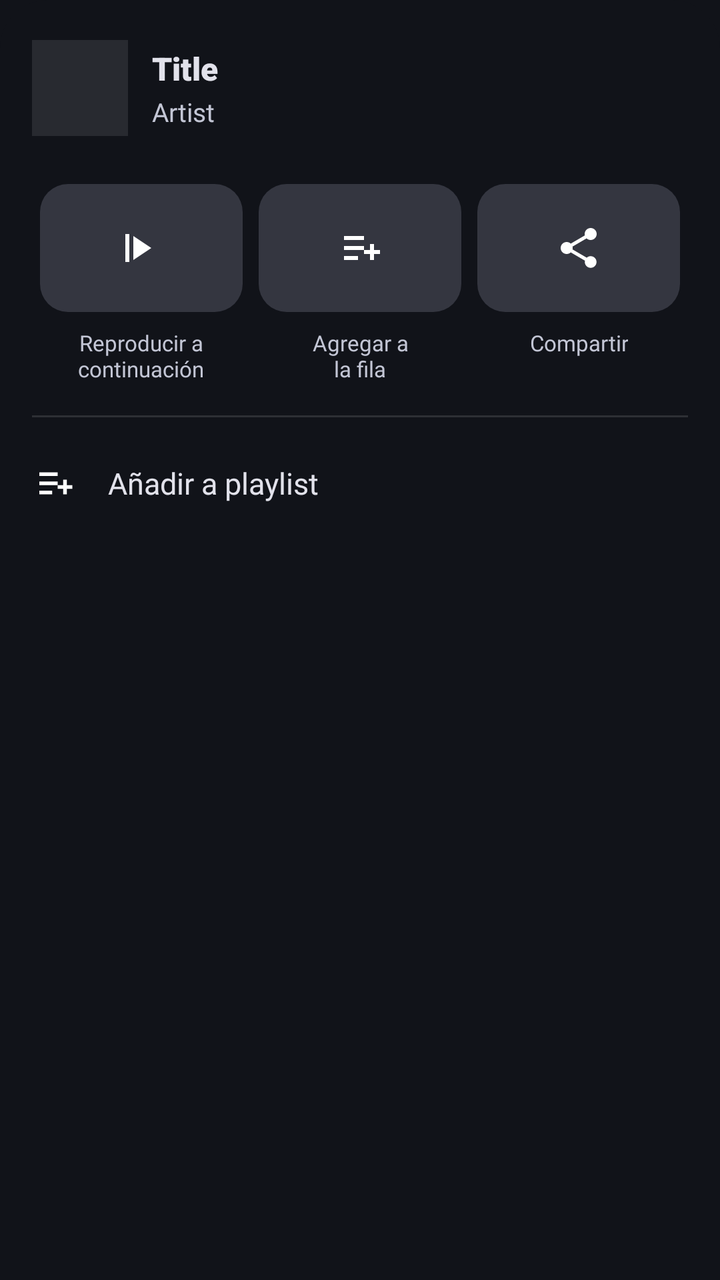
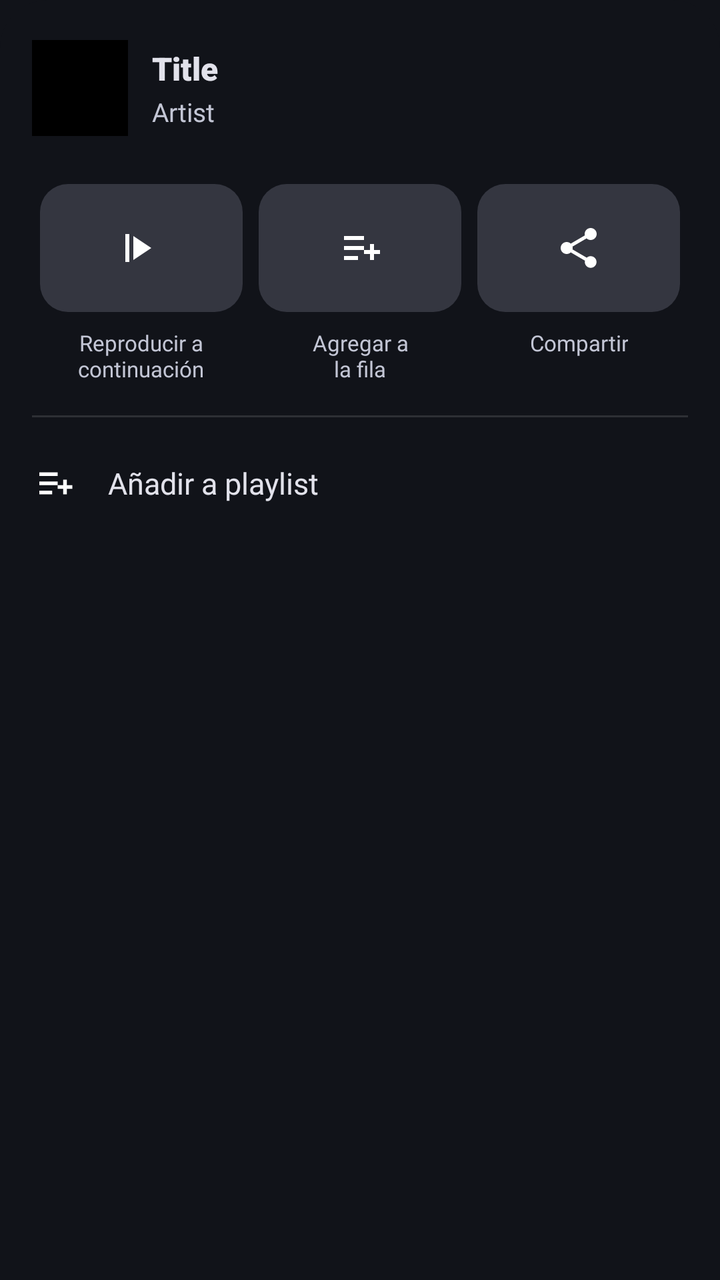

Screens rendered from an Android XML layout before and after an edit, with the pre-edit source and the edit as a unified diff.
<!-- AndroidManifest.xml: application theme Theme.Sleppify -->
<!-- res/layout/bottom_sheet_track_options.xml -->
<?xml version="1.0" encoding="utf-8"?>
<LinearLayout xmlns:android="http://schemas.android.com/apk/res/android"
    xmlns:app="http://schemas.android.com/apk/res-auto"
    android:layout_width="match_parent"
    android:layout_height="wrap_content"
    android:background="@drawable/bg_bottom_sheet"
    android:orientation="vertical"
    android:paddingStart="16dp"
    android:paddingTop="20dp"
    android:paddingEnd="16dp"
    android:paddingBottom="24dp">

    
    <LinearLayout
        android:id="@+id/llBsHeader"
        android:layout_width="match_parent"
        android:layout_height="wrap_content"
        android:orientation="horizontal"
        android:gravity="center_vertical"
        android:layout_marginBottom="24dp">
        <FrameLayout
            android:layout_width="48dp"
            android:layout_height="48dp">

            <ImageView
                android:id="@+id/ivBsTrackArt"
                android:layout_width="match_parent"
                android:layout_height="match_parent"
                android:scaleType="fitCenter"
                android:background="@color/surface_high"
                />

            
            <TextView
                android:id="@+id/tvBsRadioBadge"
                android:layout_width="wrap_content"
                android:layout_height="wrap_content"
                android:layout_gravity="top|end"
                android:layout_marginTop="3dp"
                android:layout_marginEnd="3dp"
                android:text="RADIO"
                android:textColor="#FFFFFF"
                android:textSize="6sp"
                android:textStyle="bold"
                android:fontFamily="@font/inter_variable"
                android:letterSpacing="0.2"
                android:includeFontPadding="false"
                android:visibility="gone" />
        </FrameLayout>
        <LinearLayout
            android:layout_width="0dp"
            android:layout_weight="1"
            android:layout_height="wrap_content"
            android:orientation="vertical"
            android:layout_marginStart="12dp">
            <TextView
                android:id="@+id/tvBsTrackTitle"
                android:layout_width="match_parent"
                android:layout_height="wrap_content"
                android:text="Title"
                android:textColor="@color/text_primary"
                android:textSize="16sp"
                android:fontFamily="sans-serif-black"
                android:maxLines="2"
                android:ellipsize="end"
                android:textStyle="bold"/>
            <TextView
                android:id="@+id/tvBsTrackSubtitle"
                android:layout_width="match_parent"
                android:layout_height="wrap_content"
                android:text="Artist"
                android:textColor="@color/text_secondary"
                android:textSize="13sp"
                android:fontFamily="@font/inter_variable"
                android:maxLines="1"
                android:ellipsize="end"
                android:layout_marginTop="2dp"/>
        </LinearLayout>

        <ImageView
            android:id="@+id/ivBsOfflineState"
            android:layout_width="20dp"
            android:layout_height="20dp"
            android:layout_marginStart="10dp"
            android:background="@drawable/bg_offline_state_filled_primary"
            android:padding="4dp"
            android:src="@drawable/ic_check_small"
            android:visibility="gone"
            app:tint="@color/surface_dark"/>
    </LinearLayout>

    
    <LinearLayout
        android:id="@+id/llBsTopActions"
        android:layout_width="match_parent"
        android:layout_height="wrap_content"
        android:orientation="horizontal"
        android:baselineAligned="false"
        android:weightSum="3"
        android:layout_marginBottom="16dp">

        
        <LinearLayout
            android:id="@+id/btnBsPlayNext"
            android:layout_width="0dp"
            android:layout_height="wrap_content"
            android:layout_weight="1"
            android:orientation="vertical"
            android:gravity="center"
            android:background="?attr/selectableItemBackgroundBorderless"
            android:clickable="true"
            android:focusable="true">
            <FrameLayout
                android:layout_width="match_parent"
                android:layout_height="64dp"
                android:layout_marginHorizontal="4dp"
                android:background="@drawable/bg_bs_action_button">
                <ImageView
                    android:id="@+id/ivBsPlayNextIcon"
                    android:layout_width="24dp"
                    android:layout_height="24dp"
                    android:layout_gravity="center"
                    android:src="@drawable/ic_stream_play_next"
                    app:tint="@android:color/white"/>
            </FrameLayout>
            <TextView
                android:id="@+id/tvBsPlayNextLabel"
                android:layout_width="wrap_content"
                android:layout_height="wrap_content"
                android:text="Reproducir a\ncontinuación"
                android:textColor="@color/text_secondary"
                android:textSize="11sp"
                android:fontFamily="@font/inter_variable"
                android:gravity="center"
                android:layout_marginTop="8dp"/>
        </LinearLayout>

        
        <LinearLayout
            android:id="@+id/btnBsAddPrimary"
            android:layout_width="0dp"
            android:layout_height="wrap_content"
            android:layout_weight="1"
            android:orientation="vertical"
            android:gravity="center"
            android:background="?attr/selectableItemBackgroundBorderless"
            android:clickable="true"
            android:focusable="true">
            <FrameLayout
                android:layout_width="match_parent"
                android:layout_height="64dp"
                android:layout_marginHorizontal="4dp"
                android:background="@drawable/bg_bs_action_button">
                <ImageView
                    android:id="@+id/ivBsAddPrimary"
                    android:layout_width="24dp"
                    android:layout_height="24dp"
                    android:layout_gravity="center"
                    android:src="@drawable/ic_stream_queue_add"
                    app:tint="@android:color/white"/>
            </FrameLayout>
            <TextView
                android:id="@+id/tvBsAddPrimary"
                android:layout_width="wrap_content"
                android:layout_height="wrap_content"
                android:text="Agregar a\nla fila"
                android:textColor="@color/text_secondary"
                android:textSize="11sp"
                android:fontFamily="@font/inter_variable"
                android:gravity="center"
                android:layout_marginTop="8dp"/>
        </LinearLayout>

        
        <LinearLayout
            android:id="@+id/btnBsShare"
            android:layout_width="0dp"
            android:layout_height="wrap_content"
            android:layout_weight="1"
            android:orientation="vertical"
            android:gravity="center"
            android:background="?attr/selectableItemBackgroundBorderless"
            android:clickable="true"
            android:focusable="true">
            <FrameLayout
                android:layout_width="match_parent"
                android:layout_height="64dp"
                android:layout_marginHorizontal="4dp"
                android:background="@drawable/bg_bs_action_button">
                <ImageView
                    android:id="@+id/ivBsShareIcon"
                    android:layout_width="24dp"
                    android:layout_height="24dp"
                    android:layout_gravity="center"
                    android:src="@drawable/ic_playlist_share"
                    app:tint="@android:color/white"/>
            </FrameLayout>
            <TextView
                android:id="@+id/tvBsShareLabel"
                android:layout_width="wrap_content"
                android:layout_height="wrap_content"
                android:text="Compartir"
                android:textColor="@color/text_secondary"
                android:textSize="11sp"
                android:fontFamily="@font/inter_variable"
                android:gravity="center"
                android:layout_marginTop="8dp"/>
        </LinearLayout>
    </LinearLayout>

    <View
        android:layout_width="match_parent"
        android:layout_height="1dp"
        android:background="#1FFFFFFF"
        android:layout_marginBottom="8dp"/>

    
    <LinearLayout
        android:id="@+id/llBsListActions"
        android:layout_width="match_parent"
        android:layout_height="wrap_content"
        android:orientation="vertical">

        
        <LinearLayout
            android:id="@+id/btnBsPlayPlaylist"
            android:layout_width="match_parent"
            android:layout_height="wrap_content"
            android:orientation="horizontal"
            android:gravity="center_vertical"
            android:paddingVertical="14dp"
            android:background="?attr/selectableItemBackground"
            android:clickable="true"
            android:focusable="true"
            android:visibility="gone">
            <ImageView
                android:id="@+id/ivBsPlayPlaylist"
                android:layout_width="22dp"
                android:layout_height="22dp"
                android:src="@drawable/ic_bs_play_next_yt"
                app:tint="@android:color/white"/>
            <TextView
                android:id="@+id/tvBsPlayPlaylist"
                android:layout_width="wrap_content"
                android:layout_height="wrap_content"
                android:layout_marginStart="16dp"
                android:text="Reproducir a continuación"
                android:textColor="@color/text_primary"
                android:textSize="15sp"
                android:fontFamily="@font/inter_variable"/>
        </LinearLayout>

        
        <LinearLayout
            android:id="@+id/btnBsAddToQueue"
            android:layout_width="match_parent"
            android:layout_height="wrap_content"
            android:orientation="horizontal"
            android:gravity="center_vertical"
            android:paddingVertical="14dp"
            android:background="?attr/selectableItemBackground"
            android:clickable="true"
            android:focusable="true"
            android:visibility="gone">
            <ImageView
                android:id="@+id/ivBsAddToQueue"
                android:layout_width="22dp"
                android:layout_height="22dp"
                android:src="@drawable/ic_bs_add_queue_yt"
                app:tint="@android:color/white"/>
            <TextView
                android:id="@+id/tvBsAddToQueue"
                android:layout_width="wrap_content"
                android:layout_height="wrap_content"
                android:layout_marginStart="16dp"
                android:text="Agregar a la fila"
                android:textColor="@color/text_primary"
                android:textSize="15sp"
                android:fontFamily="@font/inter_variable"/>
        </LinearLayout>

        
        <LinearLayout
            android:id="@+id/btnBsFavorite"
            android:layout_width="match_parent"
            android:layout_height="wrap_content"
            android:orientation="horizontal"
            android:gravity="center_vertical"
            android:paddingVertical="14dp"
            android:background="?attr/selectableItemBackground"
            android:clickable="true"
            android:focusable="true">
            <ImageView
                android:id="@+id/ivBsFavorite"
                android:layout_width="22dp"
                android:layout_height="22dp"
                android:src="@drawable/ic_stream_queue_add"
                app:tint="@android:color/white"/>
            <TextView
                android:id="@+id/tvBsFavorite"
                android:layout_width="wrap_content"
                android:layout_height="wrap_content"
                android:layout_marginStart="16dp"
                android:text="Añadir a playlist"
                android:textColor="@color/text_primary"
                android:textSize="15sp"
                android:fontFamily="@font/inter_variable"/>
        </LinearLayout>

        
        <LinearLayout
            android:id="@+id/btnBsPlay"
            android:layout_width="match_parent"
            android:layout_height="wrap_content"
            android:orientation="horizontal"
            android:gravity="center_vertical"
            android:paddingVertical="14dp"
            android:background="?attr/selectableItemBackground"
            android:clickable="true"
            android:focusable="true"
            android:visibility="gone">
            <ImageView
                android:id="@+id/ivBsPlay"
                android:layout_width="22dp"
                android:layout_height="22dp"
                android:src="@drawable/ic_bs_radio"
                app:tint="@android:color/white"/>
            <TextView
                android:id="@+id/tvBsPlayLabel"
                android:layout_width="wrap_content"
                android:layout_height="wrap_content"
                android:layout_marginStart="16dp"
                android:text="Radio"
                android:textColor="@color/text_primary"
                android:textSize="15sp"
                android:fontFamily="@font/inter_variable"/>
        </LinearLayout>

        
        <LinearLayout
            android:id="@+id/btnBsGoToArtist"
            android:layout_width="match_parent"
            android:layout_height="wrap_content"
            android:orientation="horizontal"
            android:gravity="center_vertical"
            android:paddingVertical="14dp"
            android:background="?attr/selectableItemBackground"
            android:clickable="true"
            android:focusable="true"
            android:visibility="gone">
            <ImageView
                android:id="@+id/ivBsGoToArtist"
                android:layout_width="22dp"
                android:layout_height="22dp"
                android:src="@drawable/ic_person"
                app:tint="@android:color/white"/>
            <TextView
                android:id="@+id/tvBsGoToArtist"
                android:layout_width="wrap_content"
                android:layout_height="wrap_content"
                android:layout_marginStart="16dp"
                android:text="Ir a artista"
                android:textColor="@color/text_primary"
                android:textSize="15sp"
                android:fontFamily="@font/inter_variable"/>
        </LinearLayout>

        
        <LinearLayout
            android:id="@+id/btnBsReplace"
            android:layout_width="match_parent"
            android:layout_height="wrap_content"
            android:orientation="horizontal"
            android:gravity="center_vertical"
            android:paddingVertical="14dp"
            android:background="?attr/selectableItemBackground"
            android:clickable="true"
            android:focusable="true"
            android:visibility="gone">
            <ImageView
                android:id="@+id/ivBsReplace"
                android:layout_width="22dp"
                android:layout_height="22dp"
                android:src="@drawable/ic_player_repeat"
                app:tint="@android:color/white"/>
            <TextView
                android:id="@+id/tvBsReplace"
                android:layout_width="wrap_content"
                android:layout_height="wrap_content"
                android:layout_marginStart="16dp"
                android:text="Reemplazar"
                android:textColor="@color/text_primary"
                android:textSize="15sp"
                android:fontFamily="@font/inter_variable"/>
        </LinearLayout>

        
        <LinearLayout
            android:id="@+id/btnBsDownload"
            android:layout_width="match_parent"
            android:layout_height="wrap_content"
            android:orientation="horizontal"
            android:gravity="center_vertical"
            android:paddingVertical="14dp"
            android:background="?attr/selectableItemBackground"
            android:clickable="true"
            android:focusable="true"
            android:visibility="gone">
            <ImageView
                android:id="@+id/ivBsDownload"
                android:layout_width="22dp"
                android:layout_height="22dp"
                android:src="@drawable/ic_delete_modern"
                app:tint="@android:color/white"/>
            <TextView
                android:id="@+id/tvBsDownload"
                android:layout_width="wrap_content"
                android:layout_height="wrap_content"
                android:layout_marginStart="16dp"
                android:text="Borrar de la playlist"
                android:textColor="@color/text_primary"
                android:textSize="15sp"
                android:fontFamily="@font/inter_variable"/>
        </LinearLayout>

    </LinearLayout>

</LinearLayout>
<!-- resources referenced by this layout -->
<resources>
  <color name="surface_dark">#111319</color>
  <color name="surface_high">#282a30</color>
  <color name="text_primary">#e2e2eb</color>
  <color name="text_secondary">#c3c6d5</color>
  <!-- drawable bg_bottom_sheet (drawable) -->
  <?xml version="1.0" encoding="utf-8"?>
  <shape xmlns:android="http://schemas.android.com/apk/res/android">
      <solid android:color="@color/surface_dark" />
      <corners
          android:topLeftRadius="24dp"
          android:topRightRadius="24dp" />
  </shape>
  <!-- drawable bg_bs_action_button (drawable) -->
  <?xml version="1.0" encoding="utf-8"?>
  <shape xmlns:android="http://schemas.android.com/apk/res/android"
      android:shape="rectangle">
      <corners android:radius="14dp" />
      <solid android:color="@color/surface_raised" />
  </shape>
  <!-- drawable bg_offline_state_filled_primary (drawable) -->
  <?xml version="1.0" encoding="utf-8"?>
  <shape xmlns:android="http://schemas.android.com/apk/res/android"
      android:shape="oval">
      <solid android:color="@color/stitch_blue" />
  </shape>
  <!-- drawable ic_check_small (drawable) -->
  <vector xmlns:android="http://schemas.android.com/apk/res/android"
      android:width="24dp"
      android:height="24dp"
      android:viewportWidth="24"
      android:viewportHeight="24">
      <path
          android:fillColor="#FFFFFFFF"
          android:pathData="M9,16.2l-3.5,-3.5L4,14.2l5,5 11,-11 -1.5,-1.5z" />
  </vector>
  <!-- drawable ic_delete_modern (drawable) -->
  <vector xmlns:android="http://schemas.android.com/apk/res/android"
      android:width="24dp"
      android:height="24dp"
      android:viewportWidth="24"
      android:viewportHeight="24">
      <path
          android:fillColor="#FFFFFFFF"
          android:pathData="M19,4H15.5L14.5,3H9.5L8.5,4H5V6H19V4M6,19A2,2 0 0,0 8,21H16A2,2 0 0,0 18,19V7H6V19M8,9H16V19H8V9Z" />
  </vector>
  <!-- drawable ic_person (drawable) -->
  <vector xmlns:android="http://schemas.android.com/apk/res/android"
      android:width="24dp"
      android:height="24dp"
      android:viewportWidth="24.0"
      android:viewportHeight="24.0">
      <path
          android:fillColor="#FFFFFFFF"
          android:pathData="M12,12c2.21,0 4,-1.79 4,-4s-1.79,-4 -4,-4 -4,1.79 -4,4 1.79,4 4,4zM12,14c-2.67,0 -8,1.34 -8,4v2h16v-2c0,-2.66 -5.33,-4 -8,-4z"/>
  </vector>
  <!-- drawable ic_player_repeat (drawable) -->
  <?xml version="1.0" encoding="utf-8"?>
  <vector xmlns:android="http://schemas.android.com/apk/res/android"
      android:width="30dp"
      android:height="30dp"
      android:viewportWidth="24"
      android:viewportHeight="24">
      <path
          android:fillColor="#FFFFFFFF"
          android:pathData="M7,7h10v3l4,-4 -4,-4v3H5v6h2V7zM17,17H7v-3l-4,4 4,4v-3h12v-6h-2v4z" />
  </vector>
  <!-- drawable ic_stream_play_next (drawable) -->
  <?xml version="1.0" encoding="utf-8"?>
  <vector xmlns:android="http://schemas.android.com/apk/res/android"
      android:width="24dp"
      android:height="24dp"
      android:viewportWidth="24"
      android:viewportHeight="24">
  
      <path
          android:fillColor="#FFFFFFFF"
          android:pathData="M8,6v12l9,-6z" />
  
      <path
          android:fillColor="#FFFFFFFF"
          android:pathData="M4,5h2v14H4z" />
  </vector>
  <style name="Theme.Sleppify" parent="Base.Theme.Sleppify" />
  <color name="surface_raised">#343640</color>
  <color name="stitch_blue">#AEC7FD</color>
  <style name="Base.Theme.Sleppify" parent="Theme.Material3.Dark.NoActionBar">
          
          <item name="colorPrimary">@color/stitch_blue</item>
          <item name="colorSecondary">@color/stitch_blue_light</item>
          <item name="android:windowBackground">@color/surface_dark</item>
          <item name="android:navigationBarColor">@color/surface_dark</item>
          <item name="android:statusBarColor">@color/surface_dark</item>
          <item name="android:textColorPrimary">@color/text_primary</item>
          <item name="android:textColorSecondary">@color/text_secondary</item>
      </style>
  <color name="stitch_blue_light">#AEC7FD</color>
  <!-- unchanged entries left out for length: 5 -->
</resources>

<!-- the commit's change to res/layout/bottom_sheet_track_options.xml (unified diff, before → after) -->
@@ -27,7 +27,7 @@
                 android:layout_width="match_parent"
                 android:layout_height="match_parent"
                 android:scaleType="fitCenter"
-                android:background="@color/surface_high"
+                android:background="@color/artwork_background"
                 />
 
             
@@ -349,6 +349,7 @@
             android:focusable="true"
             android:visibility="gone">
             <ImageView
+        android:background="@color/artwork_background"
                 android:id="@+id/ivBsGoToArtist"
                 android:layout_width="22dp"
                 android:layout_height="22dp"
<!-- resource entries referenced after the edit -->
@@ -1,7 +1,7 @@
 <!-- resources referenced by this layout -->
 <resources>
+  <color name="artwork_background">#FF000000</color>
   <color name="surface_dark">#111319</color>
-  <color name="surface_high">#282a30</color>
   <color name="text_primary">#e2e2eb</color>
   <color name="text_secondary">#c3c6d5</color>
   <!-- drawable bg_bottom_sheet (drawable) -->
